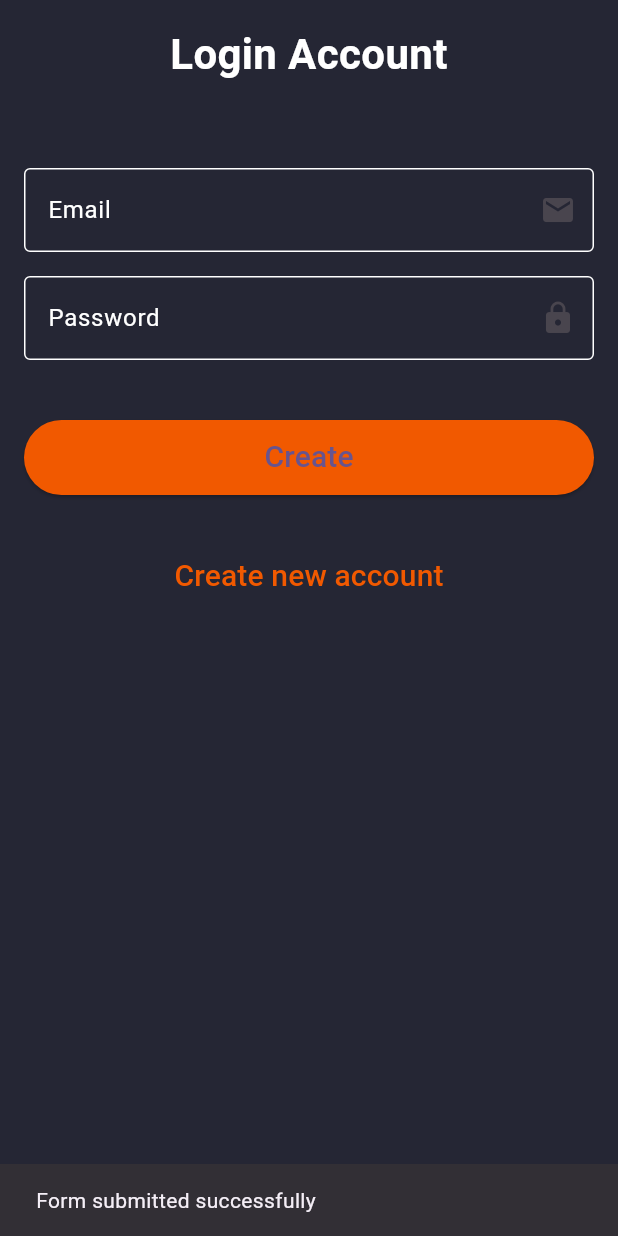
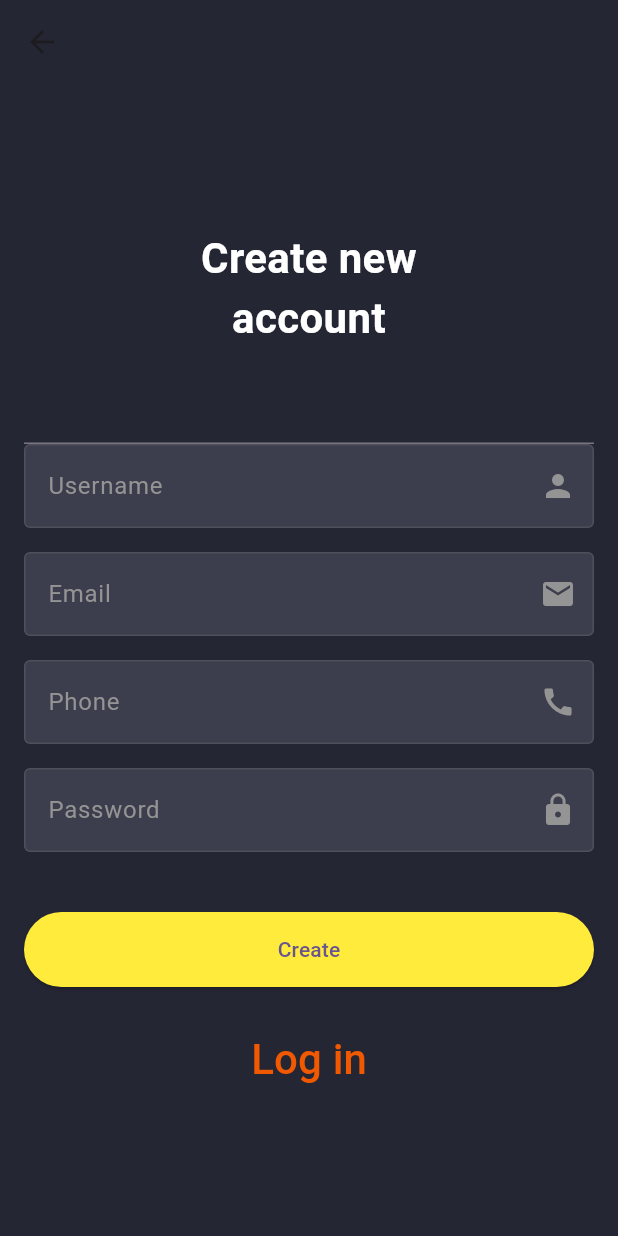
Before and after one commit to SD-Lab-Projects/BismillahBudget, a Flutter app: the screen it shows after launch, after a tap on "Create", on a phone screen of 412 x 824 dp. Run offline on Flutter 3.47's test engine with Material 3 defaults, Android fonts, the phone set to English and light mode, and no system bars; our stand-ins replace firebase_core, get; accounts and stored records are empty.

Commit message:
done some works Login to signup page still not working

```diff
--- a/lib/main.dart
+++ b/lib/main.dart
@@ -1,3 +1,4 @@
+import 'package:bismillahbudget/screens/dashboard.dart';
 import 'package:bismillahbudget/screens/login_screen.dart';
 import 'package:bismillahbudget/screens/sign_up.dart';
 import 'package:flutter/material.dart';
@@ -18,7 +19,7 @@ class MyApp extends StatelessWidget {
         colorScheme: ColorScheme.fromSeed(seedColor: Colors.deepPurple),
         useMaterial3: true,
       ),
-      home:LoginView(),
+      home: SignUp_view(),
     );
   }
 }
--- a/lib/screens/login_screen.dart
+++ b/lib/screens/login_screen.dart
@@ -56,7 +56,7 @@ class LoginView extends StatelessWidget {
                   keyboardType: TextInputType.phone,
                   autovalidateMode: AutovalidateMode.onUserInteraction,
                   decoration: _buildInputDecoration("Password", Icons.lock),
-                 // validator: appValidator.validatePassword,
+                  validator: AppValidator.validatePassword,
                 ),
                 SizedBox(height: 40.0),
                 SizedBox(
@@ -67,12 +67,13 @@ class LoginView extends StatelessWidget {
                       backgroundColor: Color(0xFFF15900),
                     ),
                     onPressed: _submitForm,
-                    child: Text("Create", style: TextStyle(fontSize: 20)),
+                    child: Text("Login", style: TextStyle(fontSize: 20)),
                   ),
                 ),
                 SizedBox(height: 30.0),
                 TextButton(
                   onPressed: () {
+                    print("gfgfg");
                     Get.to(SignUpView());
                   },
                   child: Text(
--- a/lib/screens/sign_up.dart
+++ b/lib/screens/sign_up.dart
@@ -1,6 +1,7 @@
 //import 'dart:nativewrappers/_internal/vm/lib/core_patch.dart';
 
 import 'package:flutter/material.dart';
+import 'package:get/get.dart';
 
 class SignUp_view extends StatelessWidget {
   SignUp_view({super.key});
@@ -127,7 +128,9 @@ class SignUp_view extends StatelessWidget {
                   child: ElevatedButton(
                       style: ElevatedButton.styleFrom(
                           backgroundColor: Colors.yellow),
-                      onPressed: () {},
+                      onPressed: () {
+                        Get.to(SignUp_view());
+                      },
                       child: Text("Create"))),
               SizedBox(
                 height: 20.0,
```
Also changed, not shown: pubspec.lock.
